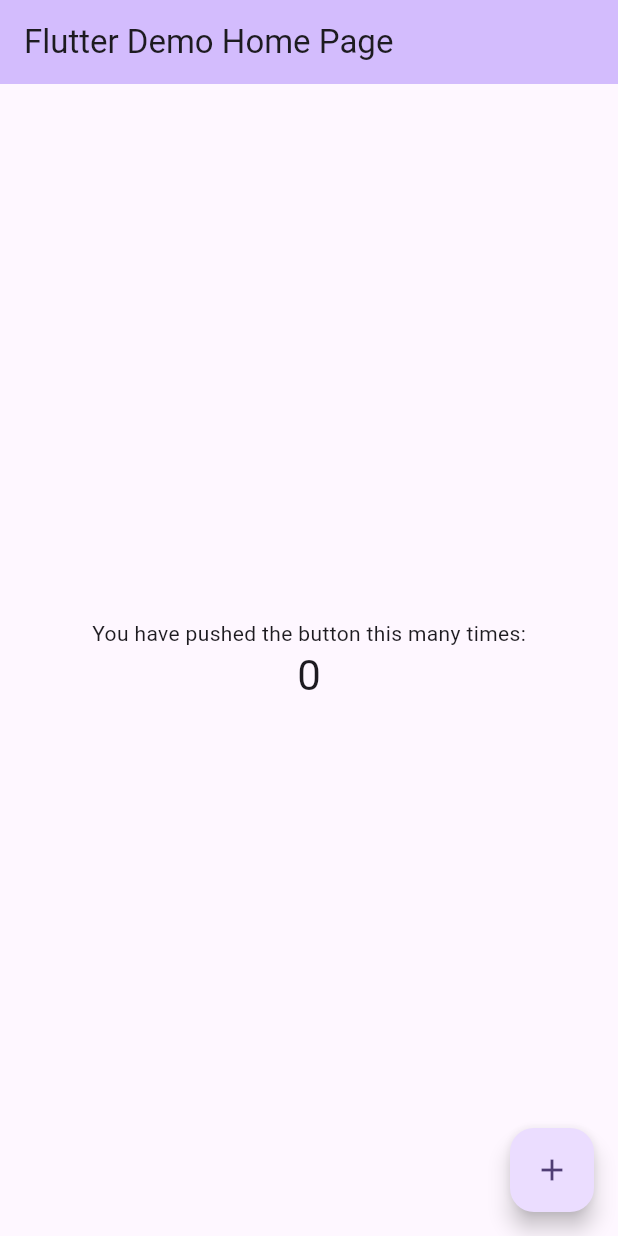
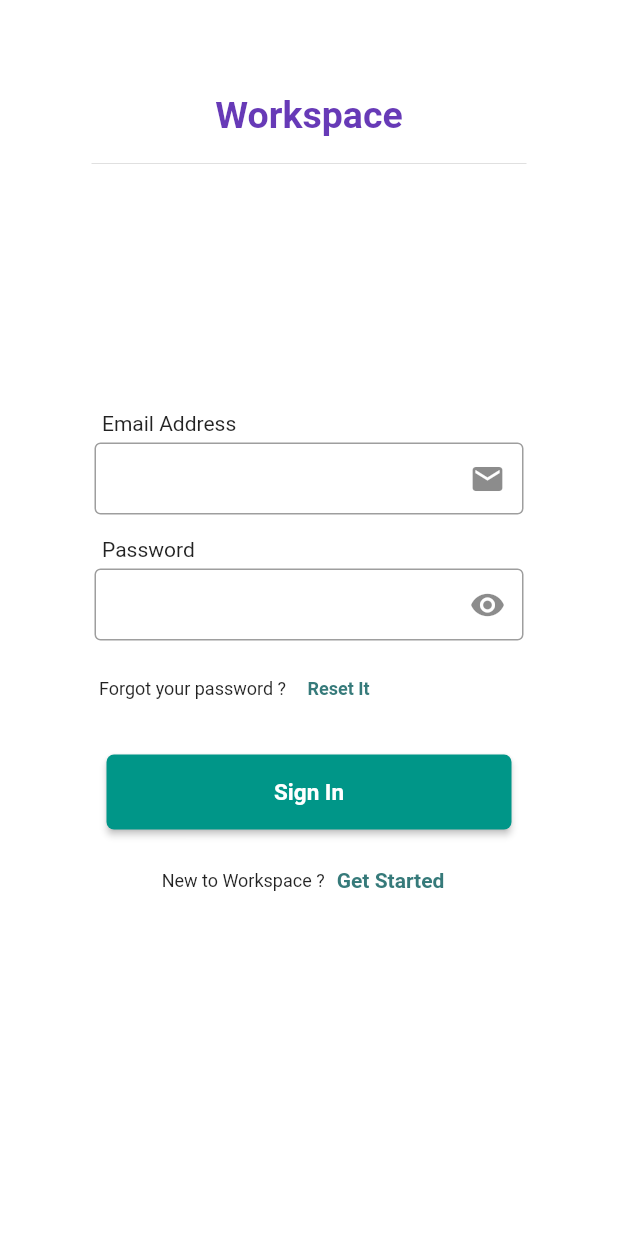
Before and after one commit to CBS-Developments/Task-Mobile, a Flutter app: the screen it shows after launch, on a phone screen of 412 x 824 dp. Run offline on Flutter 3.47's test engine with Material 2 defaults, Android fonts, the light colour scheme and no system bars.

Commit message:
login UI add

```diff
--- /dev/null
+++ b/task_mobile/lib/components/textField.dart
@@ -0,0 +1,67 @@
+import 'package:flutter/material.dart';
+
+class TextFieldLogin extends StatelessWidget {
+  final String topic;
+  final String hintText;
+  final TextEditingController controller;
+  final Icon suficon;
+  final VoidCallback? onPressed;
+  final ValueChanged<String>? onSubmitted;
+  final bool obscureText; // Add the obscureText property
+
+  const TextFieldLogin({
+    Key? key,
+    required this.topic,
+    required this.controller,
+    required this.hintText,
+    required this.suficon,
+    this.onPressed,
+    this.onSubmitted,
+    this.obscureText = false,
+  }) : super(key: key);
+
+  @override
+  Widget build(BuildContext context) {
+    return Container(
+      margin: EdgeInsets.all(2),
+      color: Colors.white60,
+      width: 300,
+      height: 80,
+      child: Column(
+        crossAxisAlignment: CrossAxisAlignment.start,
+        children: [
+          Padding(
+            padding: const EdgeInsets.all(5),
+            child: Text(
+              topic,
+              style: const TextStyle(fontSize: 14),
+            ),
+          ),
+          SizedBox(
+            width: 290,
+            height: 50,
+            child: TextFormField(
+              controller: controller,
+              onFieldSubmitted: onSubmitted,
+              obscureText: obscureText, // Set obscureText property
+              decoration: InputDecoration(
+                alignLabelWithHint: true,
+                enabledBorder: const OutlineInputBorder(
+                  borderSide: BorderSide(color: Colors.grey, width: 1.0),
+                ),
+                focusedBorder: const OutlineInputBorder(
+                  borderSide: BorderSide(color: Colors.black, width: 1.0),
+                ),
+                hintText: hintText,
+                suffixIcon: suficon,
+                contentPadding: const EdgeInsets.all(5.0),
+              ),
+            ),
+          ),
+          if (onPressed != null)
+            const Text(''),
+        ],
+      ),
+    );
+  }
+}
--- a/task_mobile/lib/main.dart
+++ b/task_mobile/lib/main.dart
@@ -1,125 +1,18 @@
 import 'package:flutter/material.dart';
+import 'package:task_mobile/pages/loginPage.dart';
 
 void main() {
   runApp(const MyApp());
 }
 
 class MyApp extends StatelessWidget {
-  const MyApp({super.key});
+  const MyApp({Key? key}) : super(key: key);
 
-  // This widget is the root of your application.
   @override
   Widget build(BuildContext context) {
-    return MaterialApp(
-      title: 'Flutter Demo',
-      theme: ThemeData(
-        // This is the theme of your application.
-        //
-        // TRY THIS: Try running your application with "flutter run". You'll see
-        // the application has a blue toolbar. Then, without quitting the app,
-        // try changing the seedColor in the colorScheme below to Colors.green
-        // and then invoke "hot reload" (save your changes or press the "hot
-        // reload" button in a Flutter-supported IDE, or press "r" if you used
-        // the command line to start the app).
-        //
-        // Notice that the counter didn't reset back to zero; the application
-        // state is not lost during the reload. To reset the state, use hot
-        // restart instead.
-        //
-        // This works for code too, not just values: Most code changes can be
-        // tested with just a hot reload.
-        colorScheme: ColorScheme.fromSeed(seedColor: Colors.deepPurple),
-        useMaterial3: true,
-      ),
-      home: const MyHomePage(title: 'Flutter Demo Home Page'),
+    return const MaterialApp(
+      debugShowCheckedModeBanner: false,
+      home:LoginPage(),
     );
   }
 }
-
-class MyHomePage extends StatefulWidget {
-  const MyHomePage({super.key, required this.title});
-
-  // This widget is the home page of your application. It is stateful, meaning
-  // that it has a State object (defined below) that contains fields that affect
-  // how it looks.
-
-  // This class is the configuration for the state. It holds the values (in this
-  // case the title) provided by the parent (in this case the App widget) and
-  // used by the build method of the State. Fields in a Widget subclass are
-  // always marked "final".
-
-  final String title;
-
-  @override
-  State<MyHomePage> createState() => _MyHomePageState();
-}
-
-class _MyHomePageState extends State<MyHomePage> {
-  int _counter = 0;
-
-  void _incrementCounter() {
-    setState(() {
-      // This call to setState tells the Flutter framework that something has
-      // changed in this State, which causes it to rerun the build method below
-      // so that the display can reflect the updated values. If we changed
-      // _counter without calling setState(), then the build method would not be
-      // called again, and so nothing would appear to happen.
-      _counter++;
-    });
-  }
-
-  @override
-  Widget build(BuildContext context) {
-    // This method is rerun every time setState is called, for instance as done
-    // by the _incrementCounter method above.
-    //
-    // The Flutter framework has been optimized to make rerunning build methods
-    // fast, so that you can just rebuild anything that needs updating rather
-    // than having to individually change instances of widgets.
-    return Scaffold(
-      appBar: AppBar(
-        // TRY THIS: Try changing the color here to a specific color (to
-        // Colors.amber, perhaps?) and trigger a hot reload to see the AppBar
-        // change color while the other colors stay the same.
-        backgroundColor: Theme.of(context).colorScheme.inversePrimary,
-        // Here we take the value from the MyHomePage object that was created by
-        // the App.build method, and use it to set our appbar title.
-        title: Text(widget.title),
-      ),
-      body: Center(
-        // Center is a layout widget. It takes a single child and positions it
-        // in the middle of the parent.
-        child: Column(
-          // Column is also a layout widget. It takes a list of children and
-          // arranges them vertically. By default, it sizes itself to fit its
-          // children horizontally, and tries to be as tall as its parent.
-          //
-          // Column has various properties to control how it sizes itself and
-          // how it positions its children. Here we use mainAxisAlignment to
-          // center the children vertically; the main axis here is the vertical
-          // axis because Columns are vertical (the cross axis would be
-          // horizontal).
-          //
-          // TRY THIS: Invoke "debug painting" (choose the "Toggle Debug Paint"
-          // action in the IDE, or press "p" in the console), to see the
-          // wireframe for each widget.
-          mainAxisAlignment: MainAxisAlignment.center,
-          children: <Widget>[
-            const Text(
-              'You have pushed the button this many times:',
-            ),
-            Text(
-              '$_counter',
-              style: Theme.of(context).textTheme.headlineMedium,
-            ),
-          ],
-        ),
-      ),
-      floatingActionButton: FloatingActionButton(
-        onPressed: _incrementCounter,
-        tooltip: 'Increment',
-        child: const Icon(Icons.add),
-      ), // This trailing comma makes auto-formatting nicer for build methods.
-    );
-  }
-}
--- /dev/null
+++ b/task_mobile/lib/methods/colors.dart
@@ -0,0 +1,17 @@
+import 'package:flutter/material.dart';
+
+import 'dart:ui';
+
+class AppColor {
+  static Color filteT = const Color(0xFF8B8BA7);
+  static Color filterDrop = const Color(0xFF512B81);
+  static Color drawerLight = const Color(0xFF8CABFF);
+  static Color drawerDark = const Color(0xFF512B81);
+  static Color back = const Color(0xFF512B81);
+  static Color loginF = const Color(0xFF1F2A8C);
+  static  Color complete = const Color(0xFF0400D1);
+  static  Color pending = const Color(0xFF809FB8);
+  static  Color table = const Color(0xFF7B96E1);
+  static  Color tealLog = const Color(0xFF367A7A);
+
+}
--- /dev/null
+++ b/task_mobile/lib/methods/sizes.dart
@@ -0,0 +1,9 @@
+import 'package:flutter/material.dart';
+
+double getPageWidth(BuildContext context) {
+  return MediaQuery.of(context).size.width;
+}
+
+double getPageHeight(BuildContext context) {
+  return MediaQuery.of(context).size.height;
+}
--- /dev/null
+++ b/task_mobile/lib/pages/loginPage.dart
@@ -0,0 +1,134 @@
+import 'package:flutter/material.dart';
+import 'package:task_mobile/components/textField.dart';
+import 'package:task_mobile/methods/sizes.dart';
+
+import '../methods/colors.dart';
+
+class LoginPage extends StatefulWidget {
+  const LoginPage({Key? key}) : super(key: key);
+
+  @override
+  State<LoginPage> createState() => _LoginPageState();
+}
+
+class _LoginPageState extends State<LoginPage> {
+  TextEditingController emailController = TextEditingController();
+  TextEditingController passwordController = TextEditingController();
+
+  @override
+  Widget build(BuildContext context) {
+    return Scaffold(
+      body: Container(
+        color: Colors.white,
+        width: getPageWidth(context),
+        height: getPageHeight(context),
+        child: Center(
+          child: Container(
+            width: 290,
+            height: 700,
+            color: Colors.white,
+            child: SingleChildScrollView(
+              child: Column(
+                children: [
+                  const Text(
+                    'Workspace',
+                    style: TextStyle(
+                      fontSize: 25,
+                      fontWeight: FontWeight.bold,
+                      color: Colors.deepPurple,
+                    ),
+                  ),
+                  const SizedBox(
+                    height: 10,
+                  ),
+                  const Divider(),
+                  const SizedBox(
+                    height: 150,
+                  ),
+                  TextFieldLogin(topic: 'Email Address', controller: emailController, hintText: '', suficon:  const Icon(Icons.email)),
+                  TextFieldLogin(topic: 'Password', controller: passwordController, hintText: '', suficon: const Icon(Icons.remove_red_eye_rounded)),
+
+                  Padding(
+                    padding: const EdgeInsets.only(left: 5),
+                    child: Row(
+                      children: [
+                        const Text(
+                          "Forgot your password ? ",
+                          style: TextStyle(fontSize: 12),
+                        ),
+                        TextButton(
+                            onPressed: () {   },
+                            child: Text(
+                              'Reset It',
+                              style: TextStyle(fontSize: 12,fontWeight: FontWeight.bold, color: AppColor.tealLog),
+                            ))
+                      ],
+                    ),
+                  ),
+                  const SizedBox(height: 20),
+                  Container(
+                    height: 50,
+                    width: 400,
+                    padding: const EdgeInsets.fromLTRB(10, 0, 10, 0),
+                    child: ElevatedButton(
+                      onPressed: () {
+                        // login(context);
+                      },
+                      style: ElevatedButton.styleFrom(
+                        foregroundColor: AppColor.loginF,
+                        backgroundColor: Colors.teal,
+                        shape: RoundedRectangleBorder(
+                          borderRadius:
+                          BorderRadius.circular(5), // Rounded corners
+                        ),
+                      ),
+                      child: const Text(
+                        'Sign In',
+                        style: TextStyle(
+                            fontWeight: FontWeight.bold,
+                            color: Colors.white,
+                            fontSize: 15
+                        ),
+                      ),
+                    ),
+                  ),
+
+                  SizedBox(height: 10),
+
+                  Row(
+                    mainAxisAlignment: MainAxisAlignment.center,
+                    children: [
+                      const Text(
+                        "New to Workspace ?",
+                        style: TextStyle(fontSize: 12),
+                      ),
+                      TextButton(
+                          onPressed: () {
+                            // Navigator.push(
+                            //   context,
+                            //   MaterialPageRoute(
+                            //       builder: (context) => const CreateAccountPage()),
+                            // );
+                          },
+                          child: Text(
+                            'Get Started',
+                            style: TextStyle(fontSize: 14,fontWeight: FontWeight.bold, color: AppColor.tealLog),
+                          ))
+                    ],
+                  ),
+                ],
+              ),
+            ),
+
+
+          ),
+
+
+        ),
+
+
+      ),
+
+    );
+  }
+}
```
